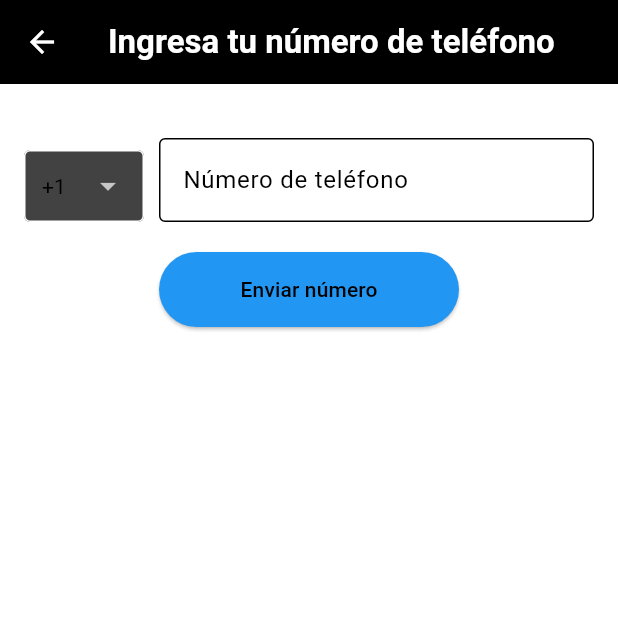
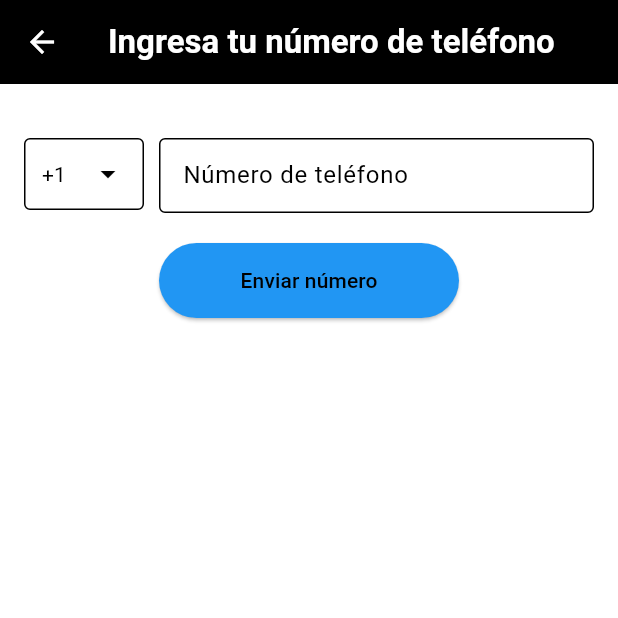
Before and after one commit to amsteradri/Nearvice, a Flutter app: the PhoneInputScreen screen opened directly, on a phone screen of 412 x 824 dp, the top half of it. Run offline on Flutter 3.47's test engine with Material 3 defaults, Android fonts, the phone set to English and light mode, and no system bars; our stand-ins replace flutter_map, flutter_svg, latlong2, table_calendar.

Commit message:
fiexed prefic color dropdown and height

```diff
--- a/lib/PhoneInputScreen.dart
+++ b/lib/PhoneInputScreen.dart
@@ -35,16 +35,25 @@ class _PhoneInputScreenState extends State<PhoneInputScreen> {
                 Row(
                   crossAxisAlignment: CrossAxisAlignment.end,
                   children: [
-                    Container(
+                    SizedBox(
                       width: 80,
+                      height: 50, // Establece la misma altura para el cuadro de prefijo
                       child: DropdownButtonFormField<String>(
                         decoration: InputDecoration(
                           contentPadding: EdgeInsets.symmetric(vertical: 4.0, horizontal: 8.0),
-                          border: OutlineInputBorder(),
+                          border: OutlineInputBorder(
+                            borderSide: BorderSide(color: Colors.black), // Borde negro
+                          ),
                           filled: true,
-                          fillColor: Colors.grey[800],
+                          fillColor: Colors.white,
+                          enabledBorder: OutlineInputBorder(
+                            borderSide: BorderSide(color: Colors.black), // Borde negro en el estado normal
                           ),
-                        dropdownColor: Colors.grey[800],
+                          focusedBorder: OutlineInputBorder(
+                            borderSide: BorderSide(color: Colors.black), // Borde negro en el estado enfocado
+                          ),
+                        ),
+                        dropdownColor: Colors.white,
                         value: _selectedPrefix,
                         style: TextStyle(color: Colors.black),
                         onChanged: (value) {
@@ -58,10 +67,14 @@ class _PhoneInputScreenState extends State<PhoneInputScreen> {
                             child: Text(value),
                           );
                         }).toList(),
+                        icon: Icon(Icons.arrow_drop_down, color: Colors.black), // Cambia el color de la flecha a negro
                       ),
                     ),
+
                     SizedBox(width: 10),
                     Expanded(
+                      child: SizedBox(
+                        height: 50, // Establece la misma altura para el campo de texto del número de teléfono
                         child: TextFormField(
                           cursorHeight: 20,
                           controller: _phoneController,
@@ -82,8 +95,10 @@ class _PhoneInputScreenState extends State<PhoneInputScreen> {
                           },
                         ),
                       ),
+                    ),
                   ],
                 ),
+
               SizedBox(height: 20),
               if (!_isPhoneSubmitted)
                 Center(  // Agrega un widget Center para centrar el botón en su contenedor
```
Lines whose indentation alone changed are shown as unchanged.
